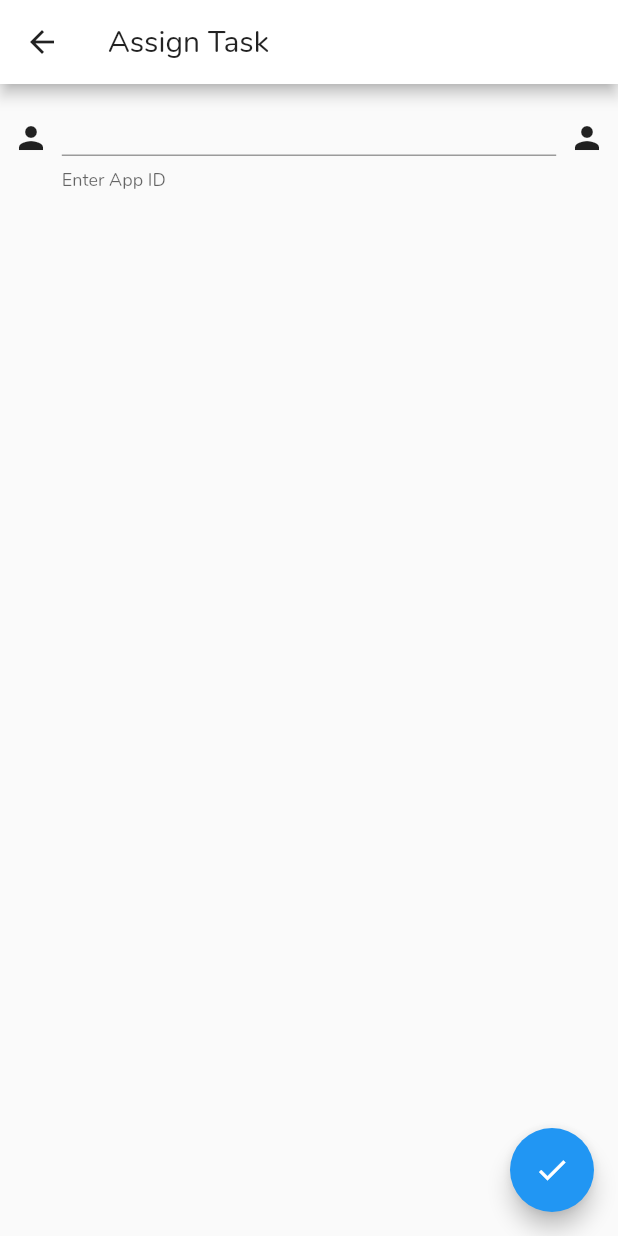
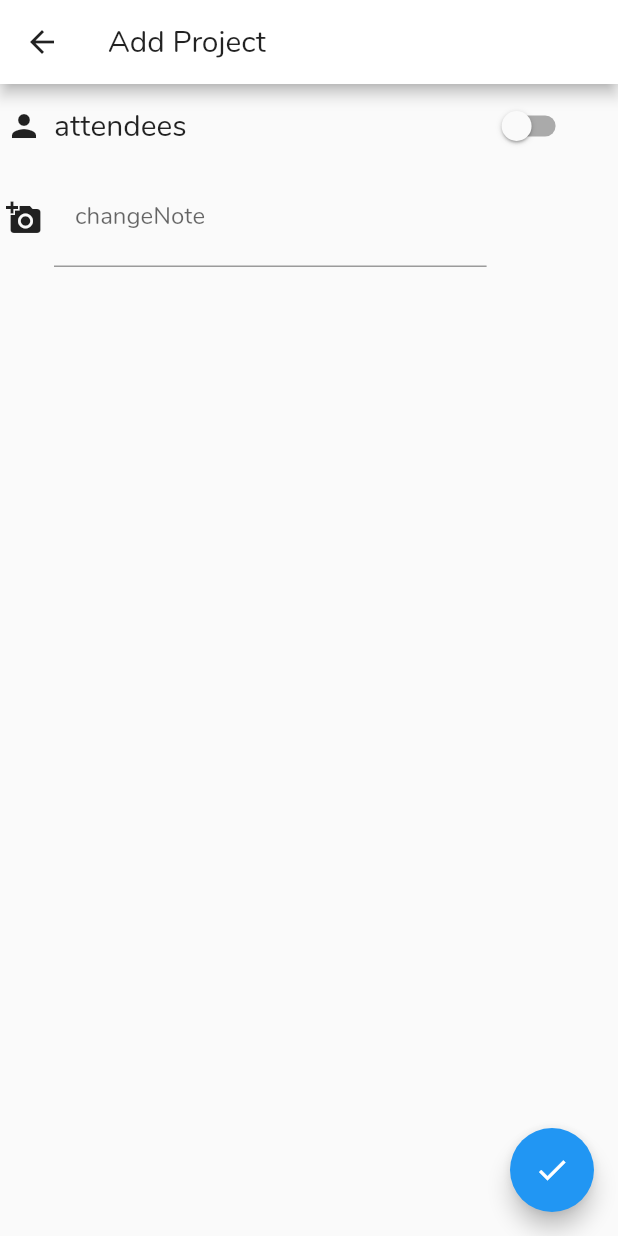
Before and after one commit to calicoquito/flutter_quito_app, a Flutter app: the EventsInfo screen opened directly, on a phone screen of 412 x 824 dp. Run offline on Flutter 3.47's test engine with Material 2 defaults, Android fonts, the phone set to English and light mode, and no system bars.

Commit message:
updates to inputWidget

```diff
--- a/lib/eventsinfo.dart
+++ b/lib/eventsinfo.dart
@@ -55,21 +55,18 @@ class EventsInfoState extends State<EventsInfo> {
   //   });
   //   }
 
-  Widget lst({icon: Icon, swit: bool, txt: Text, drop: DropdownButton}) {
-    return ListView.builder(
-        itemCount: 1,
-        itemBuilder: (BuildContext context, int index) {
-          var text = txt == null
-              ? Container(
-                  child: TextField(
-                    maxLines: 4,
+  Widget inputWidget({icon: Icon, swit: bool, txt: Text, drop: DropdownButton}) {
+          double width = MediaQuery.of(context).size.width;
+          var padtext =  Text(txt,
+          style: TextStyle(fontFamily: 'Nunito', fontSize: 20.0),
+          );
+          var text =  TextField(
                     autocorrect: true,
                     controller: controller,
                     textAlign: TextAlign.justify,
                     decoration: InputDecoration(
-                        labelText: fields[index],
-                        contentPadding: EdgeInsets.all(14.0),
-                        border: OutlineInputBorder()),
+                        labelText: txt,
+                        contentPadding: EdgeInsets.all(14.0),),
                     onChanged: (string) {
                       setState(() {
                         textString = string;
@@ -78,44 +75,40 @@ class EventsInfoState extends State<EventsInfo> {
                     onEditingComplete: () {
                       controller.clear();
                     },
-                  ),
-                )
-              : null;
-          var swi = Switch(
-              value: swit,
+                  );
+          var switch_true = Switch(
+              value: isSwitched,
               onChanged: (value) {
                 setState(() {
                   isSwitched = value;
                 });
               });
           return Container(
+            padding: EdgeInsets.only(top: 4.0),
               child: Center(
             child: Column(
               crossAxisAlignment: CrossAxisAlignment.stretch,
               children: <Widget>[
                 Row(
-                  crossAxisAlignment: CrossAxisAlignment.center,
+                  mainAxisSize: MainAxisSize.max,
+                  mainAxisAlignment: MainAxisAlignment.start,
                   children: <Widget>[
-                    Expanded(
-                      flex: 1,
+                    Padding(
+                      padding: EdgeInsets.only(left:4.0, right: 8.0),
                       child: icon),
-                    Expanded(
-                      flex: 8,
-                      child: TextField(
-                        decoration:
-                            const InputDecoration(helperText: "Enter App ID"),
-                        style: Theme.of(context).textTheme.body1,
-                      ),
+                    swit == false ?Container(
+                      width: width*.7,
+                      child: text,
+                    ): Container(
+                      width: width*.7,
+                      child:padtext,
                     ),
-                    Expanded(
-                      flex: 1,
-                      child: icon),
+                    swit != false ?  switch_true: Text("")
                   ],
                 ),
               ],
             ),
           ));
-        });
   }
 
   @override
@@ -123,11 +116,15 @@ class EventsInfoState extends State<EventsInfo> {
     return Scaffold(
       appBar: AppBar(
           title: Text(
-        'Assign Task',
+        'Add Project',
         style: TextStyle(fontFamily: 'Nunito', fontSize: 20.0),
       )),
-      body: Container(
-          child: lst(icon: Icon(Icons.person), txt: fields[1], swit: true)),
+      body: Column(
+          children: <Widget>[
+            inputWidget(icon: Icon(Icons.person), txt: fields[1], swit: true),
+            inputWidget(icon: Icon(Icons.add_a_photo), txt: fields[2], swit: false),
+          ]
+          ),
       floatingActionButton: FloatingActionButton(
         onPressed: () {
           Navigator.push(context, MaterialPageRoute(builder: (context) {
```
